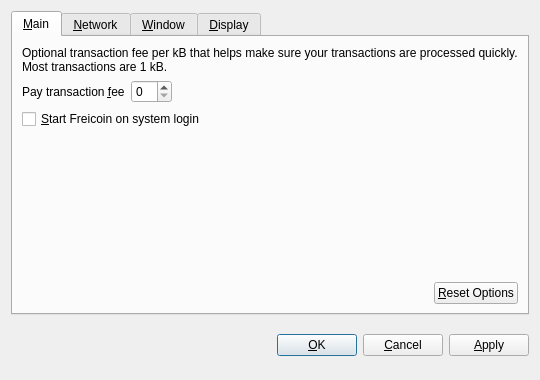
Qt form src/qt/forms/optionsdialog.ui (fircon/barcoin) before a commit.
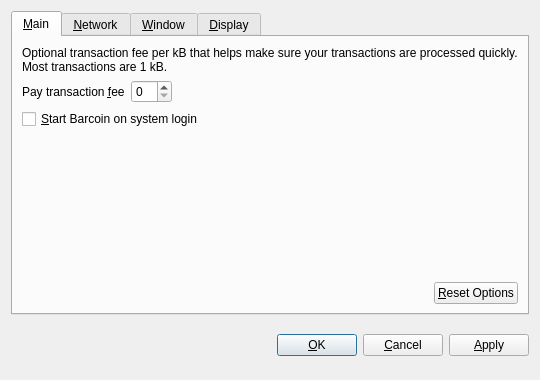
The same form after that commit. Custom widgets are drawn as their Qt base class.

Diff of the .ui file:
```diff
--- a/src/qt/forms/optionsdialog.ui
+++ b/src/qt/forms/optionsdialog.ui
@@ -82,7 +82,7 @@
           <string>Automatically start Freicoin after logging in to the system.</string>
          </property>
          <property name="text">
-          <string>&amp;Start Freicoin on system login</string>
+          <string>&amp;Start Barcoin on system login</string>
          </property>
         </widget>
        </item>
```
Left out of the diff: 10 changed lines with no effect on the pictures.
